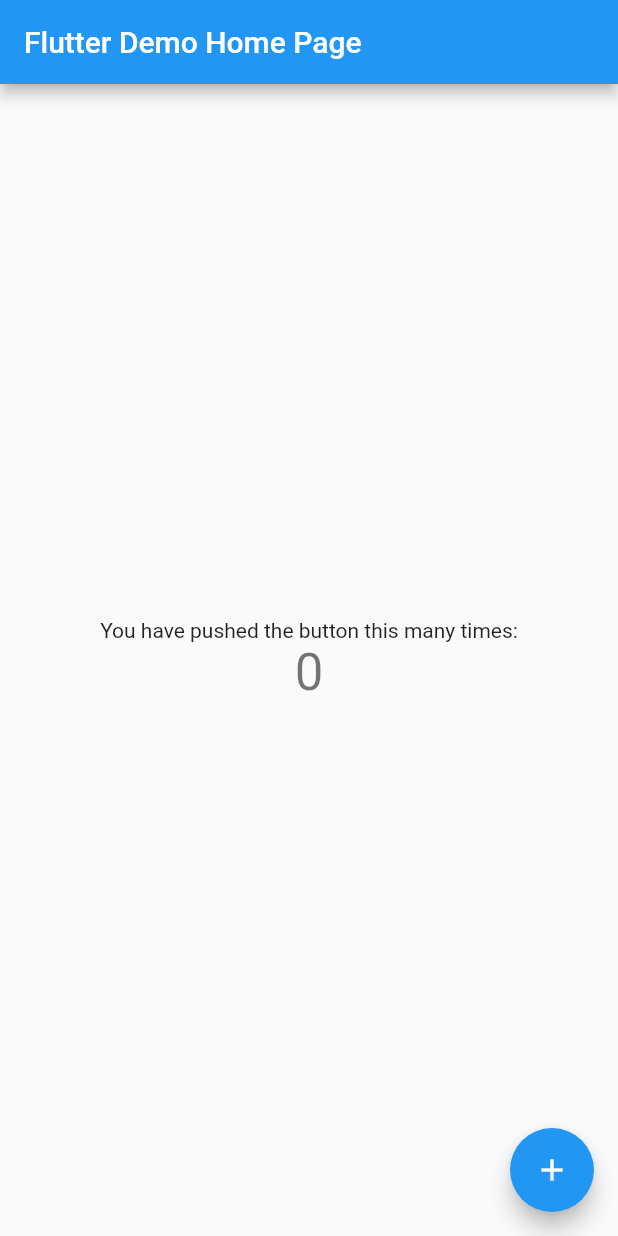
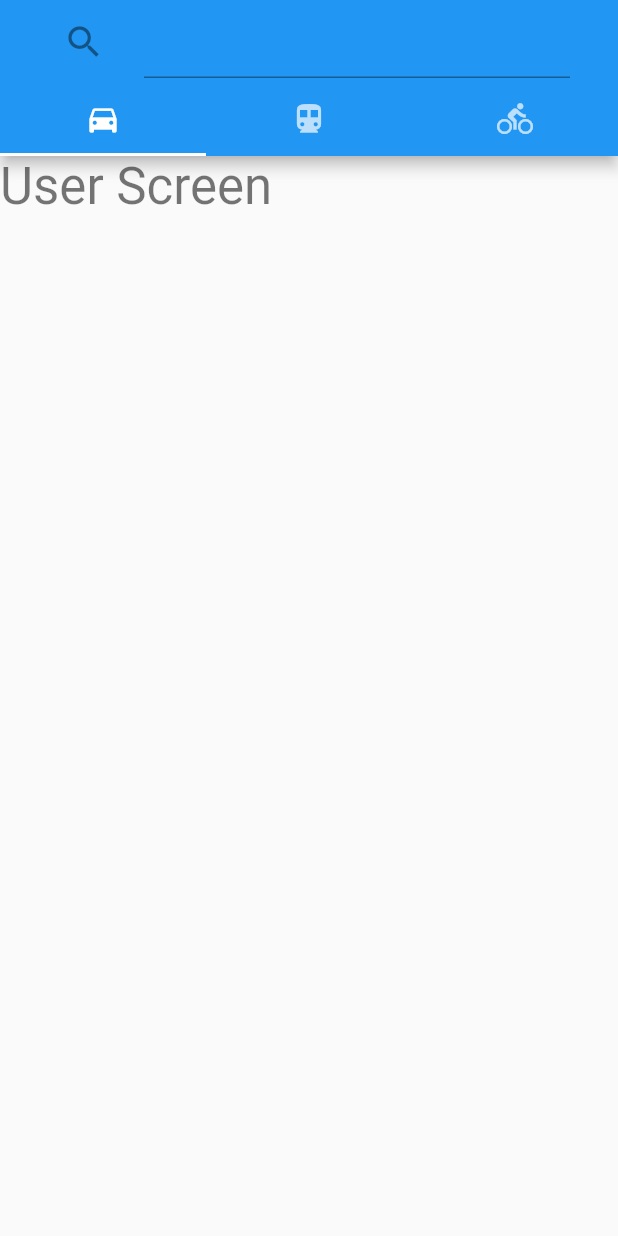
Before and after one commit to wilsenw/github_search, a Flutter app: the screen it shows after launch, on a phone screen of 412 x 824 dp. Run offline on Flutter 3.47's test engine with Material 2 defaults, Android fonts, the phone set to English and light mode, and no system bars; network calls fail.

Commit message:
update 1

```diff
--- a/lib/main.dart
+++ b/lib/main.dart
@@ -1,4 +1,6 @@
 import 'package:flutter/material.dart';
+import 'navbar.dart';
+import 'shared/style.dart';
 
 void main() {
   runApp(const MyApp());
@@ -11,105 +13,21 @@ class MyApp extends StatelessWidget {
   @override
   Widget build(BuildContext context) {
     return MaterialApp(
-      title: 'Flutter Demo',
-      theme: ThemeData(
-        // This is the theme of your application.
-        //
-        // Try running your application with "flutter run". You'll see the
-        // application has a blue toolbar. Then, without quitting the app, try
-        // changing the primarySwatch below to Colors.green and then invoke
-        // "hot reload" (press "r" in the console where you ran "flutter run",
-        // or simply save your changes to "hot reload" in a Flutter IDE).
-        // Notice that the counter didn't reset back to zero; the application
-        // is not restarted.
-        primarySwatch: Colors.blue,
+      theme: _theme(),
+      home: const NavBar(),
+    );
+  }
+
+  ThemeData _theme() {
+    return ThemeData(
+      //apply style untuk masing - masing text
+      fontFamily: 'Montserrat',
+      textTheme: const TextTheme(
+        headlineMedium: title1TextStyle, //size besar, hitam
+        bodyLarge: body1TextStyle, //size medium, hitam
+        bodyMedium: body2TextStyle, //size kecil, hitam
+        bodySmall: body3TextStyle, //size paling kecil, hitam
       ),
-      home: const MyHomePage(title: 'Flutter Demo Home Page'),
     );
   }
 }
-
-class MyHomePage extends StatefulWidget {
-  const MyHomePage({Key? key, required this.title}) : super(key: key);
-
-  // This widget is the home page of your application. It is stateful, meaning
-  // that it has a State object (defined below) that contains fields that affect
-  // how it looks.
-
-  // This class is the configuration for the state. It holds the values (in this
-  // case the title) provided by the parent (in this case the App widget) and
-  // used by the build method of the State. Fields in a Widget subclass are
-  // always marked "final".
-
-  final String title;
-
-  @override
-  State<MyHomePage> createState() => _MyHomePageState();
-}
-
-class _MyHomePageState extends State<MyHomePage> {
-  int _counter = 0;
-
-  void _incrementCounter() {
-    setState(() {
-      // This call to setState tells the Flutter framework that something has
-      // changed in this State, which causes it to rerun the build method below
-      // so that the display can reflect the updated values. If we changed
-      // _counter without calling setState(), then the build method would not be
-      // called again, and so nothing would appear to happen.
-      _counter++;
-    });
-  }
-
-  @override
-  Widget build(BuildContext context) {
-    // This method is rerun every time setState is called, for instance as done
-    // by the _incrementCounter method above.
-    //
-    // The Flutter framework has been optimized to make rerunning build methods
-    // fast, so that you can just rebuild anything that needs updating rather
-    // than having to individually change instances of widgets.
-    return Scaffold(
-      appBar: AppBar(
-        // Here we take the value from the MyHomePage object that was created by
-        // the App.build method, and use it to set our appbar title.
-        title: Text(widget.title),
-      ),
-      body: Center(
-        // Center is a layout widget. It takes a single child and positions it
-        // in the middle of the parent.
-        child: Column(
-          // Column is also a layout widget. It takes a list of children and
-          // arranges them vertically. By default, it sizes itself to fit its
-          // children horizontally, and tries to be as tall as its parent.
-          //
-          // Invoke "debug painting" (press "p" in the console, choose the
-          // "Toggle Debug Paint" action from the Flutter Inspector in Android
-          // Studio, or the "Toggle Debug Paint" command in Visual Studio Code)
-          // to see the wireframe for each widget.
-          //
-          // Column has various properties to control how it sizes itself and
-          // how it positions its children. Here we use mainAxisAlignment to
-          // center the children vertically; the main axis here is the vertical
-          // axis because Columns are vertical (the cross axis would be
-          // horizontal).
-          mainAxisAlignment: MainAxisAlignment.center,
-          children: <Widget>[
-            const Text(
-              'You have pushed the button this many times:',
-            ),
-            Text(
-              '$_counter',
-              style: Theme.of(context).textTheme.headline4,
-            ),
-          ],
-        ),
-      ),
-      floatingActionButton: FloatingActionButton(
-        onPressed: _incrementCounter,
-        tooltip: 'Increment',
-        child: const Icon(Icons.add),
-      ), // This trailing comma makes auto-formatting nicer for build methods.
-    );
-  }
-}
--- /dev/null
+++ b/lib/models/user.dart
@@ -0,0 +1,6 @@
+class MUser {
+  String username;
+  MUser({
+    required this.username,
+  });
+}
--- /dev/null
+++ b/lib/navbar.dart
@@ -0,0 +1,57 @@
+import 'package:flutter/material.dart';
+import 'package:github_search/screens/issues_screen.dart';
+import 'package:github_search/screens/repo_screen.dart';
+import 'package:github_search/screens/user_screen.dart';
+
+class NavBar extends StatefulWidget {
+  const NavBar({Key? key}) : super(key: key);
+  @override
+  State<StatefulWidget> createState() {
+    return _NavBarState();
+  }
+}
+
+class _NavBarState extends State<NavBar> {
+  final _searchController = TextEditingController();
+  String search = "";
+  @override
+  Widget build(BuildContext context) {
+    return MaterialApp(
+      home: DefaultTabController(
+        length: 3,
+        child: Scaffold(
+          appBar: AppBar(
+            title: ListTile(
+              leading: IconButton(
+                icon: const Icon(Icons.search),
+                iconSize: 28,
+                onPressed: () {
+                  setState(() {
+                    search = _searchController.text;
+                  });
+                },
+              ),
+              title: TextField(
+                controller: _searchController,
+              ),
+            ),
+            bottom: const TabBar(
+              tabs: [
+                Tab(icon: Icon(Icons.directions_car)),
+                Tab(icon: Icon(Icons.directions_transit)),
+                Tab(icon: Icon(Icons.directions_bike)),
+              ],
+            ),
+          ),
+          body: TabBarView(
+            children: [
+              UserScreen(search: search),
+              IssueScreen(search: search),
+              RepoScreen(search: search),
+            ],
+          ),
+        ),
+      ),
+    );
+  }
+}
--- /dev/null
+++ b/lib/screens/user_screen.dart
@@ -0,0 +1,39 @@
+import 'package:flutter/material.dart';
+import 'package:http/http.dart' as http;
+import '../models/user.dart';
+import 'dart:convert' as convert;
+
+class UserScreen extends StatefulWidget {
+  final String search;
+  const UserScreen({Key? key, required this.search}) : super(key: key);
+  @override
+  State<StatefulWidget> createState() {
+    return _UserScreenState();
+  }
+}
+
+class _UserScreenState extends State<UserScreen> {
+  @override
+  Widget build(BuildContext context) {
+    String search = widget.search;
+    getUserData(search);
+    return Text("User Screen",
+        style: Theme.of(context).textTheme.headlineMedium);
+  }
+}
+
+void getUserData(String search) async {
+  var url = Uri.https('api.github.com', '/search/users', {'q': search});
+
+  // Await the http get response, then decode the json-formatted response.
+  var response = await http.get(url);
+  if (response.statusCode == 200) {
+    var jsonResponse =
+        convert.jsonDecode(response.body) as Map<String, dynamic>;
+    var itemCount = jsonResponse['total_count'];
+    // https://github.com/kvnwj/pensil/blob/master/lib/services/m_coin_services.dart
+    print('Number of books about http: $itemCount.');
+  } else {
+    print('Request failed with status: ${response.statusCode}.');
+  }
+}
--- /dev/null
+++ b/lib/shared/style.dart
@@ -0,0 +1,31 @@
+import 'package:flutter/material.dart';
+
+//font size
+const largeTextSize = 30.0;
+const mediumTextSize = 20.0;
+const bodyTextSize = 14.0;
+const smallTextSize = 10.0;
+
+const title1TextStyle = TextStyle(
+  fontWeight: FontWeight.w600,
+  fontSize: largeTextSize,
+  color: Colors.black,
+);
+
+const body1TextStyle = TextStyle(
+  fontWeight: FontWeight.w600,
+  fontSize: mediumTextSize,
+  color: Colors.black,
+);
+
+const body2TextStyle = TextStyle(
+  fontWeight: FontWeight.w300,
+  fontSize: bodyTextSize,
+  color: Colors.black,
+);
+
+const body3TextStyle = TextStyle(
+  fontWeight: FontWeight.w300,
+  fontSize: smallTextSize,
+  color: Colors.black,
+);
--- a/pubspec.yaml
+++ b/pubspec.yaml
@@ -34,6 +34,8 @@ dependencies:
   # The following adds the Cupertino Icons font to your application.
   # Use with the CupertinoIcons class for iOS style icons.
   cupertino_icons: ^1.0.2
+  http: ^0.13.4
+  provider: ^6.0.2
 
 dev_dependencies:
   flutter_test:
```
Also changed, not shown: lib/screens/issues_screen.dart (added, +18 -0 lines), lib/screens/repo_screen.dart (added, +19 -0 lines), assets/fonts/Montserrat-Bold.ttf (added), assets/fonts/Montserrat-Regular.ttf (added), pubspec.lock.
